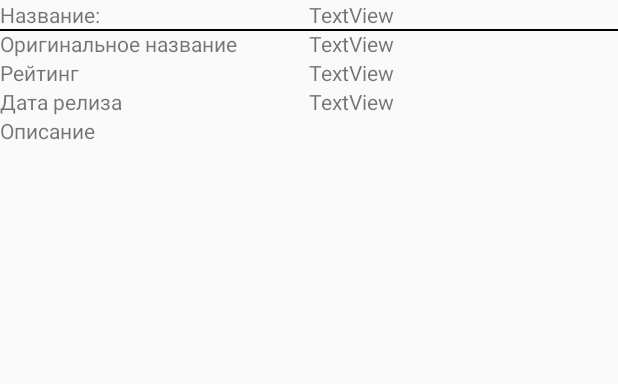
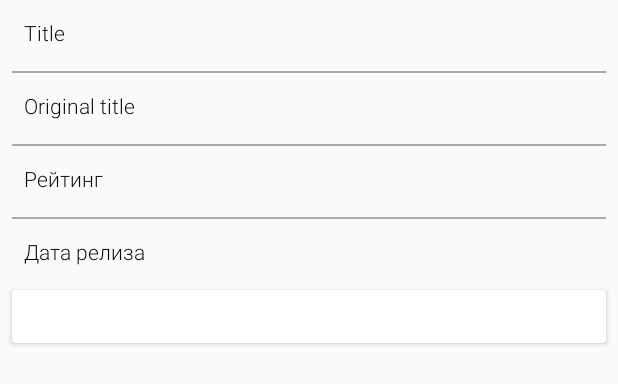
Before and after one commit to Folvey/FilmsMovies, an Android app: the layout movie_info.xml on its own in the app's theme, with its tools: preview values and no code run, on a phone screen of 412 x 824 dp. Shown: the top 384 px of the screen. Run offline under Robolectric (Android 15) with nearby library versions, the phone set to English and light mode, and no system bars.

Commit message:
light ui rework

```diff
--- a/app/src/main/java/com/example/mymovies/DetailActivity.java
+++ b/app/src/main/java/com/example/mymovies/DetailActivity.java
@@ -57,10 +57,7 @@ public class DetailActivity extends AppCompatActivity {
     protected void onCreate(Bundle savedInstanceState) {
         super.onCreate(savedInstanceState);
         setContentView(R.layout.activity_detail);
-//        ActionBar actionBar = getSupportActionBar();
-//        if (actionBar != null) {
-//            actionBar.hide();
-//        }
+
         imageViewBigPoster = findViewById(R.id.imageViewBigPoster);
         textViewTitle = findViewById(R.id.textViewTitle);
         textViewOriginalTitle = findViewById(R.id.textViewOriginalTitle);
--- a/app/src/main/java/com/example/mymovies/MainActivity.java
+++ b/app/src/main/java/com/example/mymovies/MainActivity.java
@@ -9,6 +9,7 @@ import androidx.lifecycle.ViewModelProvider;
 import androidx.loader.app.LoaderManager;
 import androidx.loader.content.Loader;
 import androidx.recyclerview.widget.GridLayoutManager;
+import androidx.recyclerview.widget.LinearLayoutManager;
 import androidx.recyclerview.widget.RecyclerView;
 
 import android.content.Intent;
@@ -41,11 +42,12 @@ public class MainActivity extends AppCompatActivity implements LoaderManager.Loa
 
     private RecyclerView recyclerViewPosters;
     private MovieAdapter movieAdapter;
+    private MainViewModel viewModel;
+
     private Switch switchSort;
     private TextView textViewTopRated;
     private TextView textViewPopularity;
     private ProgressBar progressBarLoading;
-    private MainViewModel viewModel;
 
     private static final int LOADER_ID = 73;
     private LoaderManager loaderManager;
@@ -57,17 +59,12 @@ public class MainActivity extends AppCompatActivity implements LoaderManager.Loa
     protected void onCreate(Bundle savedInstanceState) {
         super.onCreate(savedInstanceState);
         setContentView(R.layout.activity_main);
-//        ActionBar actionBar = getSupportActionBar();
-//        if (actionBar != null) {
-//            actionBar.hide();
-//        }
+
+        init();
         loaderManager = LoaderManager.getInstance(this);
-        viewModel = new ViewModelProvider(this, new MainViewModelFactory(this.getApplication())).get(MainViewModel.class);
-        switchSort = findViewById(R.id.switchSort);
-        textViewTopRated = findViewById(R.id.textViewRating);
-        textViewPopularity = findViewById(R.id.textViewPopularity);
-        recyclerViewPosters = findViewById(R.id.recyclerViewPosters);
-        progressBarLoading = findViewById(R.id.progressBarLoading);
+
+
+//        recyclerViewPosters.setLayoutManager(new LinearLayoutManager(this));
         recyclerViewPosters.setLayoutManager(new GridLayoutManager(this, getColumnCount()));
         movieAdapter = new MovieAdapter();
         recyclerViewPosters.setAdapter(movieAdapter);
@@ -107,6 +104,16 @@ public class MainActivity extends AppCompatActivity implements LoaderManager.Loa
         });
     }
 
+    private void init() {
+        switchSort = findViewById(R.id.switchSort);
+        textViewTopRated = findViewById(R.id.textViewRating);
+        textViewPopularity = findViewById(R.id.textViewPopularity);
+        recyclerViewPosters = findViewById(R.id.recyclerViewPosters);
+        progressBarLoading = findViewById(R.id.progressBarLoading);
+
+        viewModel = new ViewModelProvider(this, new MainViewModelFactory(this.getApplication())).get(MainViewModel.class);
+    }
+
     private int getColumnCount() {
         DisplayMetrics displayMetrics = new DisplayMetrics();
         getWindowManager().getDefaultDisplay().getMetrics(displayMetrics);
@@ -131,12 +138,12 @@ public class MainActivity extends AppCompatActivity implements LoaderManager.Loa
 
     private void setMethodOfSort(boolean isTopRated) {
         if (isTopRated) {
-            textViewTopRated.setTextColor(getResources().getColor(R.color.colorAccent));
-            textViewPopularity.setTextColor(getResources().getColor(R.color.white_color));
+            textViewTopRated.setTextColor(getResources().getColor(R.color.colorGreen));
+            textViewPopularity.setTextColor(getResources().getColor(R.color.colorBlack));
             methodOfSort = NetworkUtils.RATING;
         } else {
-            textViewPopularity.setTextColor(getResources().getColor(R.color.colorAccent));
-            textViewTopRated.setTextColor(getResources().getColor(R.color.white_color));
+            textViewPopularity.setTextColor(getResources().getColor(R.color.colorGreen));
+            textViewTopRated.setTextColor(getResources().getColor(R.color.colorBlack));
             methodOfSort = NetworkUtils.POPULARITY;
         }
         downloadData(methodOfSort, page);
--- a/app/src/main/java/com/example/mymovies/adapters/MovieAdapter.java
+++ b/app/src/main/java/com/example/mymovies/adapters/MovieAdapter.java
@@ -51,7 +51,6 @@ public class MovieAdapter extends RecyclerView.Adapter<MovieAdapter.MovieViewHol
 
     @Override
     public void onBindViewHolder(@NonNull MovieViewHolder holder, int position) {
-//        Log.i("dbg", "onBindViewHolder started");
         if (movies.size() >= 20 && position == movies.size() - 4  && onReachEndListener != null) {
             onReachEndListener.onReachEnd();
         }
--- /dev/null
+++ b/app/src/main/res/drawable/poster_shape.xml
@@ -0,0 +1,5 @@
+<?xml version="1.0" encoding="utf-8"?>
+<shape xmlns:android="http://schemas.android.com/apk/res/android">
+    <stroke android:color="@android:color/darker_gray" android:width="1dp"/>
+    <corners android:radius="5dp"/>
+</shape>
--- a/app/src/main/res/layout/activity_main.xml
+++ b/app/src/main/res/layout/activity_main.xml
@@ -2,7 +2,6 @@
 <androidx.constraintlayout.widget.ConstraintLayout xmlns:android="http://schemas.android.com/apk/res/android"
     xmlns:app="http://schemas.android.com/apk/res-auto"
     xmlns:tools="http://schemas.android.com/tools"
-    android:background="@color/colorPrimaryDark"
     android:layout_width="match_parent"
     android:layout_height="match_parent"
     tools:context=".MainActivity">
@@ -12,6 +11,7 @@
         android:layout_width="wrap_content"
         android:layout_height="wrap_content"
         android:layout_marginTop="8dp"
+        android:shadowColor="@color/colorPrimaryDark"
         app:layout_constraintEnd_toEndOf="parent"
         app:layout_constraintStart_toStartOf="parent"
         app:layout_constraintTop_toTopOf="parent" />
@@ -22,7 +22,7 @@
         android:layout_height="wrap_content"
         android:onClick="onClickSetPopularity"
         android:text="@string/most_popular"
-        android:textColor="@color/white_color"
+        android:textColor="@color/colorPrimaryDark"
         app:layout_constraintBottom_toBottomOf="@+id/switchSort"
         app:layout_constraintEnd_toStartOf="@+id/switchSort"
         app:layout_constraintStart_toStartOf="parent"
@@ -35,7 +35,7 @@
         android:layout_marginEnd="2dp"
         android:onClick="onClickSetTopRated"
         android:text="@string/top_rated"
-        android:textColor="@color/white_color"
+        android:textColor="@color/colorPrimaryDark"
         app:layout_constraintBottom_toBottomOf="@+id/switchSort"
         app:layout_constraintEnd_toEndOf="parent"
         app:layout_constraintStart_toEndOf="@+id/switchSort"
--- a/app/src/main/res/layout/movie_info.xml
+++ b/app/src/main/res/layout/movie_info.xml
@@ -3,21 +3,6 @@
     android:layout_width="match_parent"
     android:layout_height="match_parent"
     xmlns:app="http://schemas.android.com/apk/res-auto">
-    <TextView
-        android:id="@+id/textViewLabelTitle"
-        android:layout_width="wrap_content"
-        android:layout_height="wrap_content"
-        android:text="Название:"
-        app:layout_constraintStart_toStartOf="parent"
-        app:layout_constraintTop_toTopOf="parent" />
-
-    <View
-        android:layout_width="0dp"
-        android:layout_height="1dp"
-        android:background="#000000"
-        app:layout_constraintTop_toBottomOf="@id/textViewLabelTitle"
-        app:layout_constraintEnd_toEndOf="parent"
-        app:layout_constraintStart_toStartOf="parent" />
 
     <androidx.constraintlayout.widget.Guideline
         android:id="@+id/guidelineCenter"
@@ -27,79 +12,165 @@
         app:layout_constraintGuide_percent="0.5" />
 
     <TextView
+        android:id="@+id/textViewLabelTitle"
+        android:layout_width="wrap_content"
+        android:layout_height="wrap_content"
+        android:paddingStart="16dp"
+        android:paddingTop="8dp"
+        android:paddingEnd="16dp"
+        android:paddingBottom="8dp"
+        android:text="@string/label_title"
+        app:layout_constraintBottom_toBottomOf="@id/textViewTitle"
+        app:layout_constraintStart_toStartOf="parent"
+        app:layout_constraintTop_toTopOf="@id/textViewTitle" />
+
+    <TextView
         android:id="@+id/textViewTitle"
         android:layout_width="0dp"
         android:layout_height="wrap_content"
-        android:text="TextView"
+        android:layout_margin="4dp"
+        android:paddingStart="16dp"
+        android:paddingTop="8dp"
+        android:paddingEnd="16dp"
+        android:paddingBottom="8dp"
         app:layout_constraintEnd_toEndOf="parent"
         app:layout_constraintStart_toStartOf="@+id/guidelineCenter"
         app:layout_constraintTop_toTopOf="parent" />
+
+    <View
+        android:id="@+id/lineTitle"
+        android:layout_width="0dp"
+        android:layout_height="1dp"
+        android:layout_margin="8dp"
+        android:layout_marginStart="8dp"
+        android:layout_marginTop="8dp"
+        android:layout_marginEnd="8dp"
+        android:background="@android:color/darker_gray"
+        app:layout_constraintEnd_toEndOf="parent"
+        app:layout_constraintStart_toStartOf="parent"
+        app:layout_constraintTop_toBottomOf="@+id/textViewTitle" />
 
     <TextView
         android:id="@+id/textViewLabelOriginal"
         android:layout_width="wrap_content"
         android:layout_height="wrap_content"
-        android:text="Оригинальное название"
+        android:paddingStart="16dp"
+        android:paddingTop="8dp"
+        android:paddingEnd="16dp"
+        android:paddingBottom="8dp"
+        android:text="@string/original_title"
+        app:layout_constraintBottom_toBottomOf="@id/textViewOriginalTitle"
         app:layout_constraintStart_toStartOf="parent"
-        app:layout_constraintTop_toBottomOf="@+id/textViewTitle" />
+        app:layout_constraintTop_toTopOf="@id/textViewOriginalTitle" />
 
     <TextView
         android:id="@+id/textViewOriginalTitle"
         android:layout_width="0dp"
         android:layout_height="wrap_content"
-        android:text="TextView"
+        android:layout_margin="4dp"
+        android:paddingStart="16dp"
+        android:paddingTop="8dp"
+        android:paddingEnd="16dp"
+        android:paddingBottom="8dp"
         app:layout_constraintEnd_toEndOf="parent"
         app:layout_constraintStart_toStartOf="@+id/guidelineCenter"
-        app:layout_constraintTop_toBottomOf="@+id/textViewTitle" />
+        app:layout_constraintTop_toBottomOf="@+id/lineTitle" />
+
+    <View
+        android:id="@+id/lineOriginalTitle"
+        android:layout_width="0dp"
+        android:layout_height="1dp"
+        android:layout_margin="8dp"
+        android:layout_marginStart="8dp"
+        android:layout_marginTop="8dp"
+        android:layout_marginEnd="8dp"
+        android:background="@android:color/darker_gray"
+        app:layout_constraintEnd_toEndOf="parent"
+        app:layout_constraintStart_toStartOf="parent"
+        app:layout_constraintTop_toBottomOf="@+id/textViewOriginalTitle" />
 
     <TextView
         android:id="@+id/textViewLabelRating"
         android:layout_width="wrap_content"
         android:layout_height="wrap_content"
+        android:paddingStart="16dp"
+        android:paddingTop="8dp"
+        android:paddingEnd="16dp"
+        android:paddingBottom="8dp"
         android:text="Рейтинг"
+        app:layout_constraintBottom_toBottomOf="@+id/textViewRating"
         app:layout_constraintStart_toStartOf="parent"
-        app:layout_constraintTop_toBottomOf="@+id/textViewOriginalTitle" />
+        app:layout_constraintTop_toTopOf="@+id/textViewRating" />
 
     <TextView
         android:id="@+id/textViewRating"
         android:layout_width="0dp"
         android:layout_height="wrap_content"
-        android:text="TextView"
+        android:layout_margin="4dp"
+        android:paddingStart="16dp"
+        android:paddingTop="8dp"
+        android:paddingEnd="16dp"
+        android:paddingBottom="8dp"
         app:layout_constraintEnd_toEndOf="parent"
         app:layout_constraintStart_toStartOf="@+id/guidelineCenter"
-        app:layout_constraintTop_toBottomOf="@+id/textViewOriginalTitle" />
+        app:layout_constraintTop_toBottomOf="@+id/lineOriginalTitle" />
+
+    <View
+        android:id="@+id/lineRating"
+        android:layout_width="0dp"
+        android:layout_height="1dp"
+        android:layout_margin="8dp"
+        android:layout_marginStart="8dp"
+        android:layout_marginTop="8dp"
+        android:layout_marginEnd="8dp"
+        android:background="@android:color/darker_gray"
+        app:layout_constraintEnd_toEndOf="parent"
+        app:layout_constraintStart_toStartOf="parent"
+        app:layout_constraintTop_toBottomOf="@+id/textViewRating" />
 
     <TextView
         android:id="@+id/textViewLabelReleaseDate"
         android:layout_width="wrap_content"
         android:layout_height="wrap_content"
+        android:paddingStart="16dp"
+        android:paddingTop="8dp"
+        android:paddingEnd="16dp"
+        android:paddingBottom="8dp"
         android:text="Дата релиза"
+        app:layout_constraintBottom_toBottomOf="@+id/textViewReleaseDate"
         app:layout_constraintStart_toStartOf="parent"
-        app:layout_constraintTop_toBottomOf="@+id/textViewLabelRating" />
+        app:layout_constraintTop_toTopOf="@+id/textViewReleaseDate" />
 
     <TextView
         android:id="@+id/textViewReleaseDate"
         android:layout_width="0dp"
         android:layout_height="wrap_content"
-        android:text="TextView"
+        android:layout_margin="4dp"
+        android:paddingStart="16dp"
+        android:paddingTop="8dp"
+        android:paddingEnd="16dp"
+        android:paddingBottom="8dp"
         app:layout_constraintEnd_toEndOf="parent"
         app:layout_constraintStart_toStartOf="@+id/guidelineCenter"
-        app:layout_constraintTop_toBottomOf="@+id/textViewRating" />
+        app:layout_constraintTop_toBottomOf="@+id/lineRating" />
 
-    <TextView
-        android:id="@+id/textViewLabelOverview"
-        android:layout_width="wrap_content"
+
+    <androidx.cardview.widget.CardView
+        android:id="@+id/cardViewOverview"
+        android:layout_width="match_parent"
         android:layout_height="wrap_content"
-        android:text="Описание"
+        android:layout_margin="8dp"
         app:layout_constraintStart_toStartOf="parent"
-        app:layout_constraintTop_toBottomOf="@+id/textViewLabelReleaseDate" />
+        app:layout_constraintEnd_toEndOf="parent"
+        app:layout_constraintTop_toBottomOf="@id/textViewReleaseDate">
 
     <TextView
         android:id="@+id/textViewOverview"
-        android:layout_width="wrap_content"
-        android:layout_height="wrap_content"
-        app:layout_constraintStart_toStartOf="parent"
-        app:layout_constraintTop_toBottomOf="@+id/textViewLabelOverview" />
+        android:layout_width="match_parent"
+        android:layout_height="match_parent"
+        android:padding="8dp" />
+
+    </androidx.cardview.widget.CardView>
 
     <androidx.recyclerview.widget.RecyclerView
         android:id="@+id/recyclerViewTrailers"
@@ -108,7 +179,7 @@
         android:nestedScrollingEnabled="false"
         app:layout_constraintEnd_toEndOf="parent"
         app:layout_constraintStart_toStartOf="parent"
-        app:layout_constraintTop_toBottomOf="@id/textViewOverview" />
+        app:layout_constraintTop_toBottomOf="@id/cardViewOverview" />
 
     <androidx.recyclerview.widget.RecyclerView
         android:id="@+id/recyclerViewReviews"
--- a/app/src/main/res/layout/movie_item.xml
+++ b/app/src/main/res/layout/movie_item.xml
@@ -1,9 +1,17 @@
 <?xml version="1.0" encoding="utf-8"?>
-<ImageView xmlns:android="http://schemas.android.com/apk/res/android"
-    android:id="@+id/imageViewSmallPoster"
+<androidx.cardview.widget.CardView xmlns:android="http://schemas.android.com/apk/res/android"
+    xmlns:app="http://schemas.android.com/apk/res-auto"
     android:layout_width="match_parent"
     android:layout_height="wrap_content"
-    android:adjustViewBounds="true"
-    android:contentDescription="@string/film_poster">
+    android:layout_margin="4dp"
+    app:cardCornerRadius="6dp">
 
-</ImageView>
+    <ImageView
+        android:id="@+id/imageViewSmallPoster"
+        android:layout_width="match_parent"
+        android:layout_height="wrap_content"
+        android:adjustViewBounds="true"
+        android:contentDescription="@string/film_poster">
+
+    </ImageView>
+</androidx.cardview.widget.CardView>
--- a/app/src/main/res/values/colors.xml
+++ b/app/src/main/res/values/colors.xml
@@ -1,7 +1,9 @@
 <?xml version="1.0" encoding="utf-8"?>
 <resources>
-    <color name="colorPrimary">#000000</color>
-    <color name="colorPrimaryDark">#000000</color>
+    <color name="colorPrimary">#6200EE</color>
+    <color name="colorPrimaryDark">#3700B3</color>
     <color name="colorAccent">#03DAC5</color>
     <color name="white_color">#FFFFFF</color>
+    <color name="colorBlack">#000000</color>
+    <color name="colorGreen">#D823AA5B</color>
 </resources>
--- a/app/src/main/res/values/strings.xml
+++ b/app/src/main/res/values/strings.xml
@@ -1,9 +1,13 @@
 <resources>
     <string name="app_name">My Movies</string>
     <string name="film_poster">Poster to film</string>
-    <string name="most_popular">Самые популярные</string>
-    <string name="top_rated">Наиболее рейтинговые</string>
-    <string name="item_favorite">Избраннное</string>
-    <string name="item_main">Главная</string>
-    <string name="play_trailer_button">play trailer button</string>
+    <string name="most_popular">Most popular</string>
+    <string name="top_rated">Top rated</string>
+    <string name="item_favorite">Favorite</string>
+    <string name="item_main">Main</string>
+    <string name="play_trailer_button">Play trailer button</string>
+    <string name="label_title">Title</string>
+    <string name="original_title">Original title</string>
+    <string name="description">Description</string>
+
 </resources>
--- a/app/src/main/res/values/styles.xml
+++ b/app/src/main/res/values/styles.xml
@@ -1,11 +1,18 @@
 <resources>
 
     <!-- Base application theme. -->
-    <style name="AppTheme" parent="Theme.AppCompat.Light.DarkActionBar">
+    <style name="AppTheme" parent="Theme.AppCompat.Light.NoActionBar">
         <!-- Customize your theme here. -->
         <item name="colorPrimary">@color/colorPrimary</item>
         <item name="colorPrimaryDark">@color/colorPrimaryDark</item>
         <item name="colorAccent">@color/colorAccent</item>
+        <item name="android:textViewStyle">@style/LightTextViewStyle</item>
+
+    </style>
+
+    <style name="LightTextViewStyle" parent="Widget.AppCompat.TextView">
+        <item name="android:fontFamily">sans-serif-light</item>
+        <item name="android:textColor">@android:color/black</item>
     </style>
 
 </resources>
```
Also changed, not shown: 3 other files.
